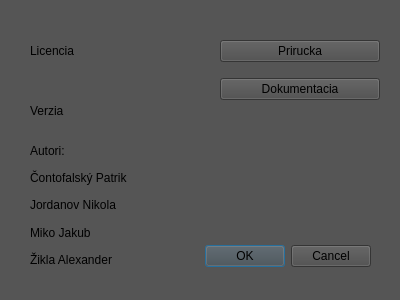
Old version of the form src/about.ui in the repository Jakub-Miko/IVS_Kalkulacka.
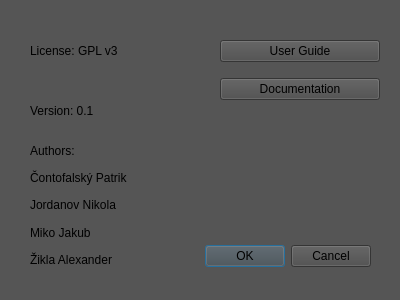
New version of the form.

Commit message: Added documentation target and installation commands

```diff
--- a/src/about.ui
+++ b/src/about.ui
@@ -62,7 +62,7 @@
     <item row="0" column="0">
      <widget class="QLabel" name="label_3">
       <property name="text">
-       <string>Autori:</string>
+       <string>Authors:</string>
       </property>
      </widget>
     </item>
@@ -95,7 +95,7 @@
     <item row="0" column="0">
      <widget class="QLabel" name="label">
       <property name="text">
-       <string>Licencia</string>
+       <string>License: GPL v3</string>
       </property>
      </widget>
     </item>
@@ -114,7 +114,7 @@
     <item row="0" column="0">
      <widget class="QLabel" name="label_2">
       <property name="text">
-       <string>Verzia</string>
+       <string>Version: 0.1</string>
       </property>
      </widget>
     </item>
@@ -136,7 +136,7 @@
        <string notr="true">background-color: rgb(74, 74, 74);</string>
       </property>
       <property name="text">
-       <string>Prirucka</string>
+       <string>User Guide</string>
       </property>
      </widget>
     </item>
@@ -146,7 +146,7 @@
        <string notr="true">background-color: rgb(74, 74, 74);</string>
       </property>
       <property name="text">
-       <string>Dokumentacia</string>
+       <string>Documentation</string>
       </property>
      </widget>
     </item>
```
Left out of the diff: 2 changed lines with no effect on the pictures. The commit also changes 4 other files.
